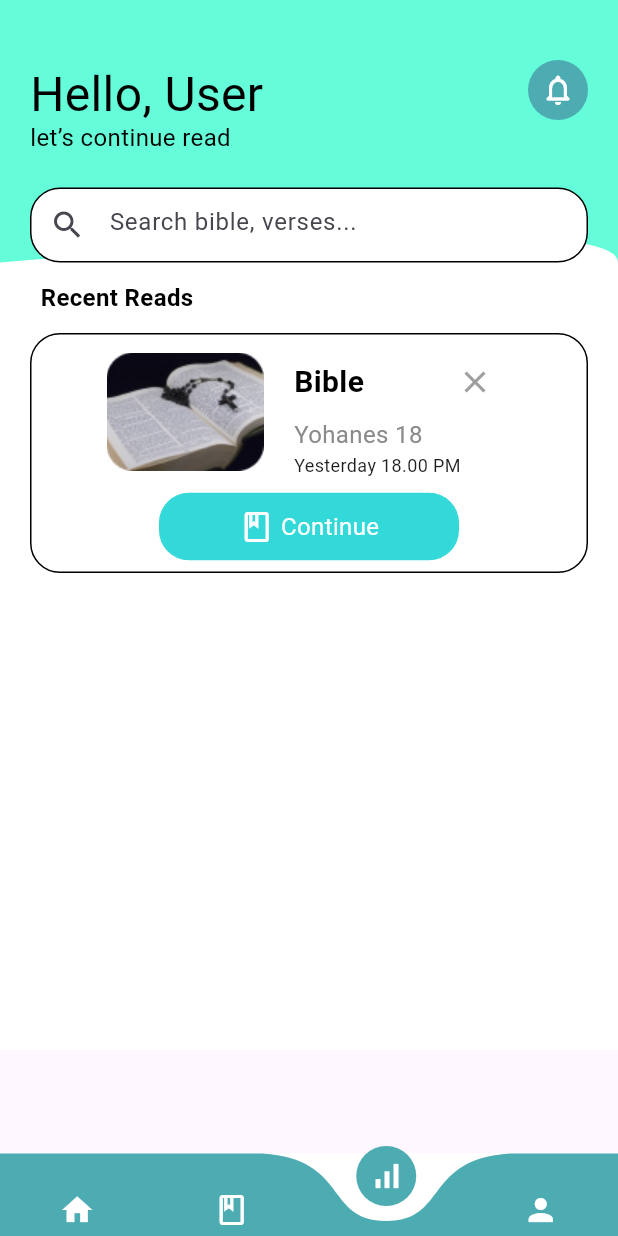
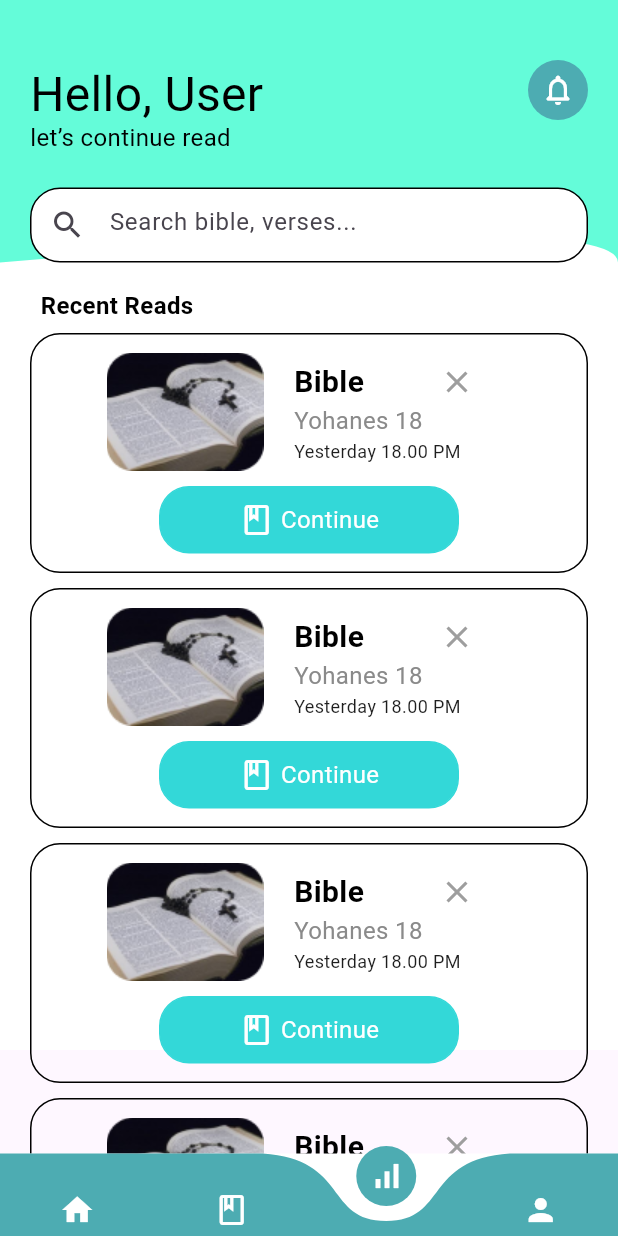
Before and after one commit to velmanharefa/KitabSuci, a Flutter app: the screen it shows after launch, item 3 of the bottom bar chosen, after a tap on the "close" icon, on a phone screen of 412 x 824 dp. Run offline on Flutter 3.47's test engine with Material 3 defaults, Android fonts, the phone set to English and light mode, and no system bars; drawn by our look-alikes of curved_navigation_bar.

Commit message:
case 2 done

```diff
--- a/kitab_suci/lib/main.dart
+++ b/kitab_suci/lib/main.dart
@@ -2,6 +2,7 @@ import 'package:flutter/material.dart';
 import 'package:kitab_suci/screen/introPage.dart';
 import 'package:kitab_suci/screen/introPage2.dart';
 import 'package:kitab_suci/screen/loginPage.dart';
+import 'package:kitab_suci/screen/example.dart';
 import 'package:kitab_suci/screen/homepage.dart';
 import 'package:kitab_suci/screen/splashscreen.dart';
 
--- a/kitab_suci/lib/screen/case2.dart
+++ b/kitab_suci/lib/screen/case2.dart
@@ -1,52 +1,143 @@
 import 'package:flutter/material.dart';
 import 'package:kitab_suci/screen/loginPage.dart';
 
-
 class case2 extends StatefulWidget {
-  const case2({super.key});
+  const case2({Key? key}) : super(key: key);
 
   @override
   State<case2> createState() => case2State();
 }
 
 class case2State extends State<case2> {
+  List<int> contentIndexes = [];
+
   void _notification() {
     Navigator.push(
         context, MaterialPageRoute(builder: (context) => const loginPage()));
   }
 
   @override
+  void initState() {
+    super.initState();
+    for (int i = 0; i < 5; i++) {
+      contentIndexes.add(i);
+    }
+  }
+
+  Widget _buildContent(int index) {
+    return Container(
+      height: 160,
+      alignment: Alignment.center,
+      decoration: BoxDecoration(
+        borderRadius: BorderRadius.circular(20.0),
+        border: Border.all(
+          color: Colors.black,
+          width: 1,
+        ),
+      ),
+
+      child: Column(
+        mainAxisAlignment: MainAxisAlignment.center,
+        children: [
+          Row(
+            mainAxisAlignment: MainAxisAlignment.center,
+            children: [
+              SizedBox(width: 50),
+              Image.asset('assets/images/alkitab.png'),
+              SizedBox(width: 20),
+              Expanded(
+                child: Column(
+                  mainAxisAlignment: MainAxisAlignment.center,
+                  crossAxisAlignment: CrossAxisAlignment.start,
+                  children: [
+                    Row(
+                      children: [
+                        Text(
+                          'Bible',
+                          style: TextStyle(
+                              fontSize: 20,
+                              color: Color(0xff000000),
+                              fontWeight: FontWeight.bold),
+                        ),
+                        SizedBox(width: 50),
+                        if (contentIndexes.length > 1)
+                          GestureDetector(
+                            onTap: () {
+                              setState(() {
+                                contentIndexes.remove(index);
+                              });
+                            },
+                            child: Icon(
+                              Icons.close,
+                              color: Colors.grey,
+                            ),
+                          ),
+                      ],
+                    ),
+                    Text(
+                      'Yohanes 18',
+                      style: TextStyle(fontSize: 16, color: Color(0xff8A8A8A)),
+                    ),
+                    Text(
+                      'Yesterday 18.00 PM',
+                      style: TextStyle(fontSize: 12, color: Color(0xff1E1E1E)),
+                    ),
+                    SizedBox(width: 50),
+                  ],
+                ),
+              ),
+            ],
+          ),
+          SizedBox(height: 10),
+          Align(
+            alignment: Alignment.center,
+            child: Container(
+              height: 45,
+              width: 200,
+              decoration: BoxDecoration(
+                borderRadius: BorderRadius.circular(20.0),
+                border: Border.all(color: Color(0xff33D8D8), width: 1),
+                color: Color(0xff33D8D8),
+              ),
+              child: Row(
+                mainAxisAlignment: MainAxisAlignment.center,
+                children: [
+                  Icon(Icons.book_outlined, color: Color(0xffFFFFFF)),
+                  SizedBox(width: 4),
+                  Text(
+                    "Continue",
+                    style: TextStyle(fontSize: 16, color: Color(0xffFFFFFF)),
+                  )
+                ],
+              ),
+            ),
+          ),
+        ],
+      ),
+
+    );
+  }
+
+  @override
   Widget build(BuildContext context) {
     return Container(
       child: Padding(
-        padding: const EdgeInsets.symmetric(vertical:  10, horizontal: 20),
+        padding: const EdgeInsets.symmetric(vertical: 10, horizontal: 20),
         child: Column(
           children: <Widget>[
             SizedBox(height: 30),
             Container(
               width: 500,
               height: 40,
-            // decoration: BoxDecoration(
-            //   border: Border.all(
-            //     color: Colors.black,
-            //     width: 2,
-            //   )
-            // ),
               child: Row(
-              // crossAxisAlignment: CrossAxisAlignment.start,
                 mainAxisAlignment: MainAxisAlignment.spaceBetween,
                 children: [
-
                   InkWell(
                     child: Text(
                       'Hello, User',
-                  style: TextStyle(
-                    fontSize: 32,
-                    color: Color(0xff000000)
+                      style: TextStyle(fontSize: 32, color: Color(0xff000000)),
                     ),
                   ),
-                ),
-
                   GestureDetector(
                     onTap: _notification,
                     child: Container(
@@ -55,35 +146,23 @@ class case2State extends State<case2> {
                       decoration: BoxDecoration(
                         shape: BoxShape.circle,
                         color: Color(0xFF4DACB2),
-                      // color: Colors.grey[200],
                       ),
-                    child: Icon(Icons.notifications_none_rounded, color: Colors.white),
+                      child: Icon(Icons.notifications_none_rounded,
+                          color: Colors.white),
                     ),
                   ),
                 ],
               ),
             ),
-
             Container(
               width: 500,
               height: 25,
-            // decoration: BoxDecoration(
-            //   border: Border.all(
-            //     color: Colors.black,
-            //     width: 2,
-            //   )
-            // ),
               child: Text(
                 'let’s continue read',
-              style: TextStyle(
-                fontSize: 16,
-                color: Color(0xff000000)
+                style: TextStyle(fontSize: 16, color: Color(0xff000000)),
               ),
             ),
-          ),
-
             SizedBox(height: 20),
-
             Container(
               alignment: Alignment.center,
               height: 50,
@@ -96,21 +175,15 @@ class case2State extends State<case2> {
                 ),
               ),
               child: TextFormField(
-
                 decoration: InputDecoration(
-                // https://www.youtube.com/watch?v=yumtaMvUnC8&ab_channel=TheTechBrothers
                   hintText: 'Search bible, verses...',
-                // fillColor: Colors.black,
                   border: InputBorder.none,
-                // border: const OutlineInputBorder(),
                   contentPadding: EdgeInsets.all(14),
                   prefixIcon: Icon(Icons.search),
                 ),
               ),
             ),
-
-          SizedBox(height: 5),
-
+            SizedBox(height: 10),
             Container(
               padding: EdgeInsets.all(7.0),
               child: Row(
@@ -120,136 +193,22 @@ class case2State extends State<case2> {
                     style: TextStyle(
                         color: Color(0xFF000000),
                         fontSize: 16,
-                      fontWeight: FontWeight.bold,
-                    ),
+                        fontWeight: FontWeight.bold),
                   )
                 ],
               ),
             ),
-
-          SizedBox(height: 5),
-
-          Container(
-            height: 160,
-            alignment: Alignment.center,
-            // padding: EdgeInsets.all(10.0),
-            decoration: BoxDecoration(
-              borderRadius: BorderRadius.circular(20.0),
-              border: Border.all(
-                color: Colors.black,
-                width: 1,
-              ),
-            ),
-
-            child: InkWell(
-              // onTap: () {
-              //   Navigator.push(
-              //     context,
-              //     MaterialPageRoute(builder: (context) => loginPage()),
-              //   );
-              // },
-              child: Column(
-                mainAxisAlignment: MainAxisAlignment.center,
+            Expanded(
+              child: ListView.builder(
+                itemCount: contentIndexes.length,
+                itemBuilder: (context, index) {
+                  return Column(
                     children: [
-                  Row(
-                    mainAxisAlignment: MainAxisAlignment.center,
-                    children: [
-                      SizedBox(width: 50),
-                      Image.asset(
-                        'assets/images/alkitab.png',
-                      ),
-                      SizedBox(width: 20),
-                      Expanded(
-                        child: Column(
-                          mainAxisAlignment: MainAxisAlignment.center,
-                          crossAxisAlignment: CrossAxisAlignment.start,
-                          children: [
-                            Row(
-                              // mainAxisAlignment: MainAxisAlignment.spaceBetween,
-                              children: [
-
-                                Text(
-                                  'Bible',
-                                  style: TextStyle(
-                                    fontSize: 20,
-                                    color: Color(0xff000000),
-                                    fontWeight: FontWeight.bold,
-                                  ),
-                                ),
-
-                                SizedBox(width: 50),
-
-                                CloseButton(
-                                  color: Colors.grey,
-                                  // onPressed: (){
-                                  //   debugPrint("Do Something");
-                                  // },
-                                )
-
-                                // IconButton(
-                                //   onPressed: () {
-                                //     // Tambahkan logika untuk menangani penutupan di sini
-                                //   },
-                                //   icon: Icon(Icons.close),
-                                //   color: Color(0xff8A8A8A),
-                                // ),
+                      _buildContent(contentIndexes[index]),
+                      SizedBox(height: 10),
                     ],
-                            ),
-                            Text(
-                              'Yohanes 18',
-                              style: TextStyle(
-                                fontSize: 16,
-                                color: Color(0xff8A8A8A),
-                              ),
-                            ),
-                            Text(
-                              'Yesterday 18.00 PM',
-                              style: TextStyle(
-                                fontSize: 12,
-                                color: Color(0xff1E1E1E),
-                              ),
-                            ),
-                          ],
-                        ),
-                      ),
-                    ],
-                  ),
-
-                  SizedBox(height: 10),
-                  Align(
-                    alignment: Alignment.center,
-                    child: Container(
-                      height: 45,
-                      width: 200,
-                      decoration: BoxDecoration(
-                        borderRadius: BorderRadius.circular(20.0),
-                        border: Border.all(
-                          color: Color(0xff33D8D8),
-                          width: 1,
-                        ),
-                        color: Color(0xff33D8D8),
-                      ),
-                      child: Row(
-                        mainAxisAlignment: MainAxisAlignment.center,
-                        children: [
-                          Icon(
-                            Icons.book_outlined,
-                            color: Color(0xffFFFFFF),
-                          ),
-                          SizedBox(width: 4),
-                          Text(
-                            "Continue",
-                            style: TextStyle(
-                              fontSize: 16,
-                              color: Color(0xffFFFFFF),
-                            ),
-                          )
-                        ],
-                      ),
-                    ),
-                  ),
-                ],
-              ),
+                  );
+                },
               ),
             ),
           ],
```
Also changed, not shown: kitab_suci/lib/screen/case3.dart (+149 -172 lines), kitab_suci/lib/screen/example.dart (added, +26 -0 lines). Lines whose indentation alone changed are shown as unchanged.
